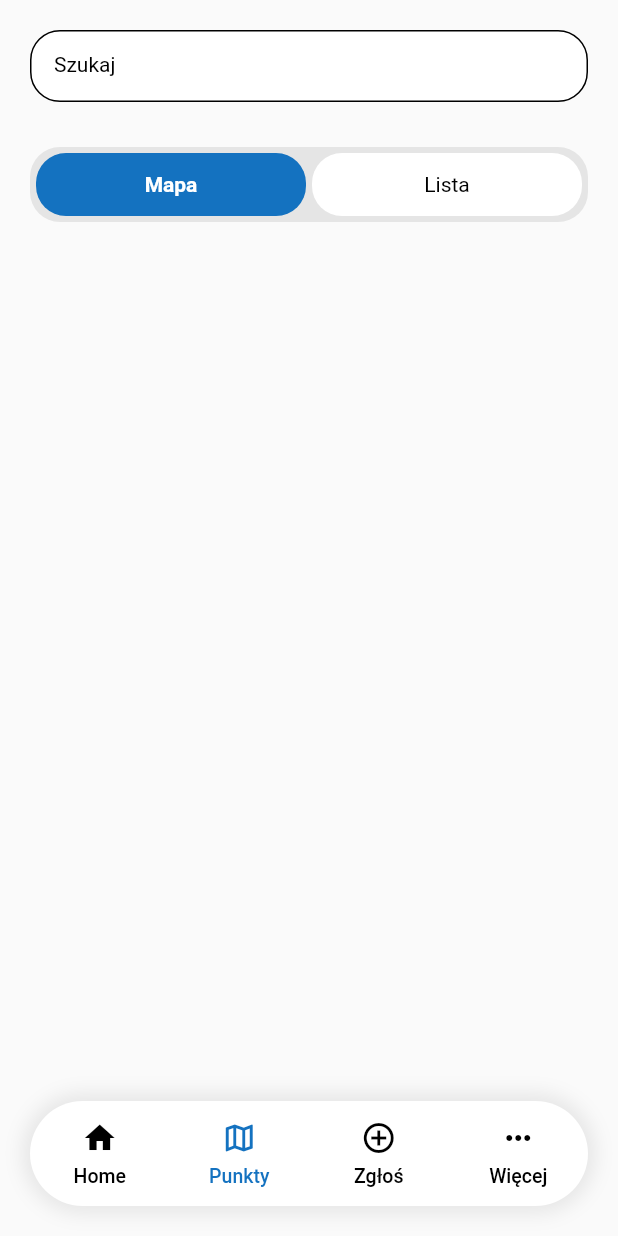
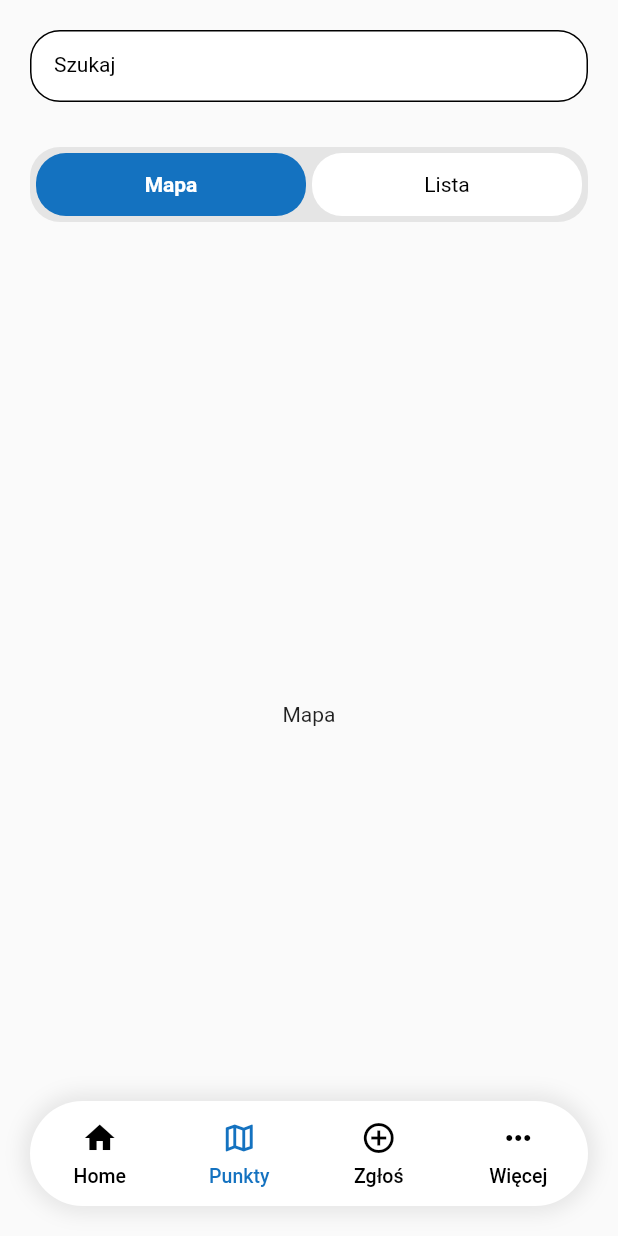
Before and after one commit to FirentisTFW/street-workout-places, a Flutter app: the screen it shows after launch, item 2 of the bottom bar chosen, on a phone screen of 412 x 824 dp. Run offline on Flutter 3.47's test engine with Material 2 defaults, Android fonts, the phone set to English and light mode, and no system bars; our stand-ins replace flutter_bloc, freezed_annotation, get_it.

Commit message:
Update spots page

```diff
--- a/lib/common/bloc_page_state.dart
+++ b/lib/common/bloc_page_state.dart
@@ -1,7 +1,9 @@
+import 'package:app/common/global_blocs_mixin.dart';
+import 'package:app/common/page_state.dart';
 import 'package:flutter/material.dart';
 import 'package:flutter_bloc/flutter_bloc.dart';
 
-abstract class BlocPageState<W extends StatefulWidget, B extends Bloc> extends State<W> {
+abstract class BlocPageState<W extends StatefulWidget, B extends Bloc> extends PageState<W> with GlobalBlocsMixin {
   @protected
   late final B bloc;
 
@@ -9,11 +11,5 @@ abstract class BlocPageState<W extends StatefulWidget, B extends Bloc> extends S
   void initState() {
     super.initState();
     bloc = BlocProvider.of<B>(context);
-    fetchBaseData();
-  }
-
-  @protected
-  void fetchBaseData() {
-    // Override if needed.
   }
 }
--- /dev/null
+++ b/lib/common/global_blocs_mixin.dart
@@ -0,0 +1,8 @@
+import 'package:app/blocs/spots/spots_bloc.dart';
+import 'package:flutter/material.dart';
+import 'package:flutter_bloc/flutter_bloc.dart';
+
+mixin GlobalBlocsMixin<T extends StatefulWidget> on State<T> {
+  @protected
+  SpotsBloc get spotsBloc => BlocProvider.of<SpotsBloc>(context);
+}
--- /dev/null
+++ b/lib/common/page_state.dart
@@ -0,0 +1,47 @@
+import 'package:app/common/global_blocs_mixin.dart';
+import 'package:app/errors/ui_error.dart';
+import 'package:app/widgets/adaptive_button.dart';
+import 'package:app/widgets/app_progress_indicator.dart';
+import 'package:app/widgets/space.dart';
+import 'package:flutter/material.dart';
+
+abstract class PageState<W extends StatefulWidget> extends State<W> with GlobalBlocsMixin {
+  @override
+  void initState() {
+    super.initState();
+    fetchBaseData();
+  }
+
+  @protected
+  void fetchBaseData() {
+    // Override if needed.
+  }
+
+  @protected
+  Widget buildEmptyBody() {
+    return const SizedBox.shrink();
+  }
+
+  Widget buildFullPageErrorBody(
+    ContainerError error, {
+    required VoidCallback onRetryPressed,
+  }) {
+    // TODO Remove hardcoded texts, update and style error body
+    return Column(
+      mainAxisAlignment: MainAxisAlignment.center,
+      children: [
+        const Text('Wystąpił błąd. Spróbuj ponownie'),
+        const Space.vertical(20.0),
+        AdaptiveButton(
+          onPressed: onRetryPressed,
+          child: const Text('Spróbuj ponownie'),
+        ),
+      ],
+    );
+  }
+
+  @protected
+  Widget buildLoadingBody() {
+    return const AppProgressIndicator();
+  }
+}
--- a/lib/extensions/extensions.dart
+++ b/lib/extensions/extensions.dart
@@ -1,3 +1,4 @@
 export 'iterable_extensions.dart';
 export 'list_extensions.dart';
+export 'string_extensions.dart';
 export 'widget_extensions.dart';
--- a/lib/pages/spots/spots_page.dart
+++ b/lib/pages/spots/spots_page.dart
@@ -3,11 +3,15 @@ import 'package:app/common/bloc_page_state.dart';
 import 'package:app/common/text_field_essentials.dart';
 import 'package:app/generated/l10n.dart';
 import 'package:app/models/page_tab_bar_button_data.dart';
+import 'package:app/models/workout_spot_model.dart';
 import 'package:app/pages/spots/spots_page_tab.dart';
+import 'package:app/pages/spots/widgets/spot_list.dart';
+import 'package:app/styles/app_animations.dart';
 import 'package:app/widgets/app_text_field.dart';
 import 'package:app/widgets/page_tab_bar/page_tab_bar.dart';
 import 'package:app/widgets/space.dart';
 import 'package:flutter/material.dart';
+import 'package:flutter_bloc/flutter_bloc.dart';
 
 class SpotsPage extends StatefulWidget {
   const SpotsPage({
@@ -19,37 +23,75 @@ class SpotsPage extends StatefulWidget {
 }
 
 class _SpotsPageState extends BlocPageState<SpotsPage, SpotsBloc> {
+  final PageController _pageController = PageController();
   final TextFieldEssentials _searchTFE = TextFieldEssentials();
   final ValueNotifier<SpotsPageTab> _tabNotifier = ValueNotifier(SpotsPageTab.map);
 
   @override
+  void initState() {
+    super.initState();
+    _tabNotifier.addListener(_onTabChanged);
+  }
+
+  void _onTabChanged() {
+    _pageController.animateToPage(
+      _tabNotifier.value.tabBarButtonIndex,
+      curve: Curves.easeIn,
+      duration: AppAnimations.regularDuration,
+    );
+  }
+
+  @override
   void dispose() {
+    _pageController.dispose();
     _tabNotifier.dispose();
     _searchTFE.dispose();
     super.dispose();
+  }
+
+  void _fetchSpots() {
+    spotsBloc.add(
+      const SpotsEvent.fetchSpotsRequested(),
+    );
   }
 
   @override
   Widget build(BuildContext context) {
     return Scaffold(
       body: SafeArea(
-        child: Padding(
-          padding: const EdgeInsets.all(20.0),
-          child: Column(
-            children: [
-              _buildSearchBar(),
-              const Space.vertical(30.0),
-              _buildTabBar(),
-              _buildPageView(),
-            ],
+        child: BlocBuilder<SpotsBloc, SpotsState>(
+          builder: (_, state) => state.maybeWhen(
+            fetchSpotsInProgress: buildLoadingBody,
+            fetchSpotsSuccess: _buildLoadedBody,
+            fetchSpotsFailure: (error) => buildFullPageErrorBody(
+              error,
+              onRetryPressed: _fetchSpots,
+            ),
+            orElse: buildEmptyBody,
           ),
         ),
       ),
     );
   }
 
+  Widget _buildLoadedBody(List<WorkoutSpotModel> spots) {
+    return Padding(
+      padding: const EdgeInsets.all(20.0),
+      child: Column(
+        children: [
+          _buildSearchBar(),
+          const Space.vertical(30.0),
+          _buildTabBar(),
+          Expanded(
+            child: _buildPageView(spots),
+          ),
+        ],
+      ),
+    );
+  }
+
   Widget _buildSearchBar() {
-    // TODO Implemen onChange - filter locations by name
+    // TODO Implement onChange - filter locations by name
     return AppTextField(
       _searchTFE,
       labelText: S.of(context).search,
@@ -77,7 +119,26 @@ class _SpotsPageState extends BlocPageState<SpotsPage, SpotsBloc> {
     );
   }
 
-  Widget _buildPageView() {
-    return const SizedBox.shrink();
+  Widget _buildPageView(List<WorkoutSpotModel> spots) {
+    return PageView(
+      controller: _pageController,
+      children: [
+        _buildMap(),
+        _buildSpotList(spots),
+      ],
+    );
+  }
+
+  Widget _buildMap() {
+    // TODO Implement
+    return const Center(
+      child: Text('Mapa'),
+    );
+  }
+
+  Widget _buildSpotList(List<WorkoutSpotModel> spots) {
+    return SpotList(
+      spots: spots,
+    );
   }
 }
```
Also changed, not shown: lib/extensions/string_extensions.dart (added, +28 -0 lines), lib/pages/spots/widgets/spot_list.dart (added, +25 -0 lines), lib/widgets/app_progress_indicator.dart (added, +22 -0 lines).
